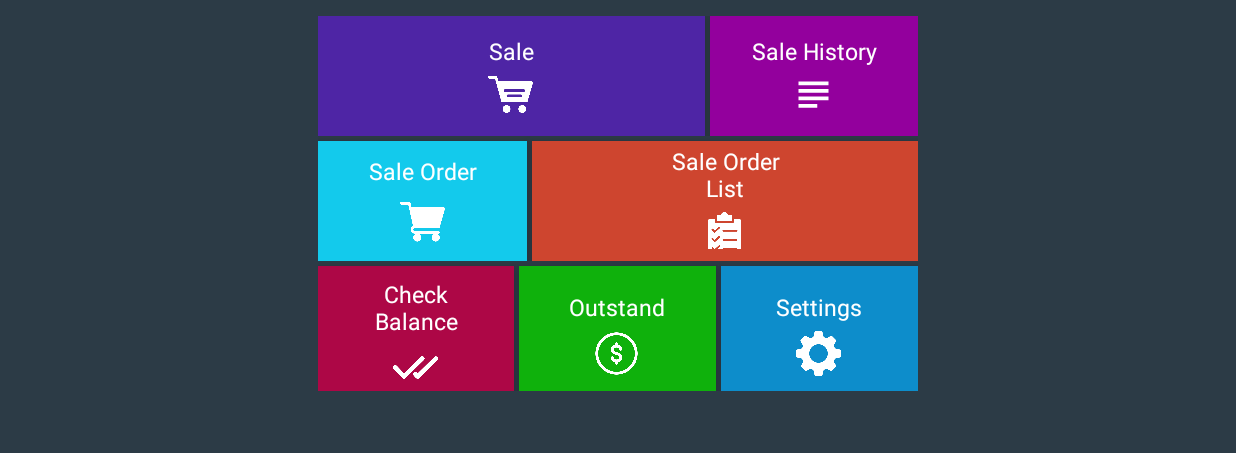
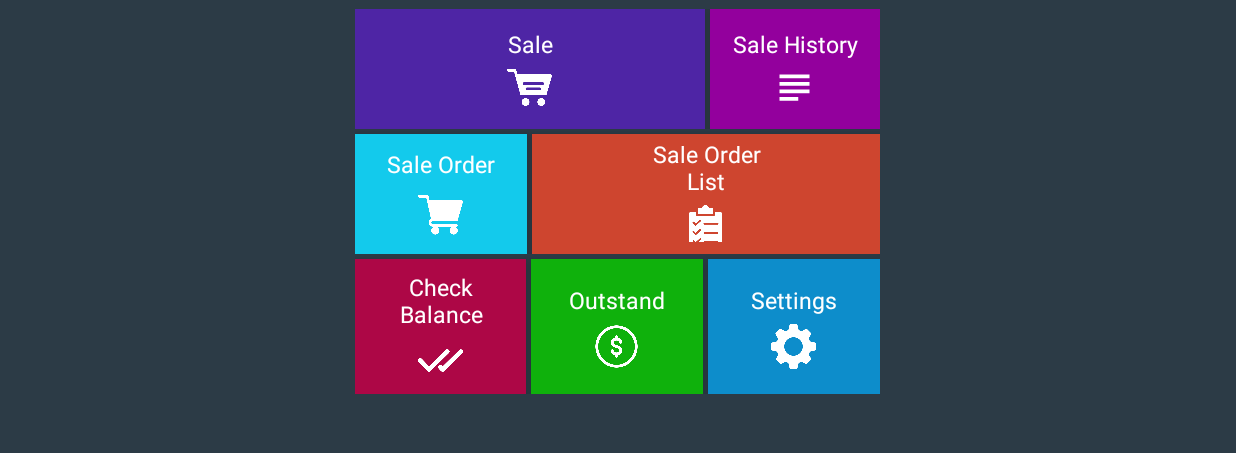
Before and after one commit to ZYP-Galaxy/iStockMobileSale_TV, an Android app: the frmmain screen opened directly, with no data from a screen before it, on a phone screen of 824 x 412 dp (held sideways), the part 105-558 px from its top. Run offline under Robolectric (Android 15) with nearby library versions, the phone set to English and light mode, and no system bars; our stand-ins replace Volley; 2 statements that could not run were skipped.

Commit message:
frmMain Card View UI Change

```diff
--- a/app/src/main/res/layout/frmmain.xml
+++ b/app/src/main/res/layout/frmmain.xml
@@ -56,14 +56,14 @@
 
     <LinearLayout
         android:id="@+id/lmenu"
-        android:layout_width="wrap_content"
-        android:layout_height="250dp"
+        android:layout_width="match_parent"
+        android:layout_height="260dp"
         android:layout_centerInParent="true"
         android:gravity="center_horizontal">
 
         <TableLayout
-            android:layout_width="400dp"
-            android:layout_height="250dp">
+            android:layout_width="350dp"
+            android:layout_height="match_parent">
 
             <TableRow
                 android:layout_width="wrap_content"
@@ -261,7 +261,7 @@
 
                     <LinearLayout
                         android:layout_width="100dp"
-                        android:layout_height="100dp"
+                        android:layout_height="80dp"
                         android:layout_gravity="center"
                         android:gravity="center"
                         android:orientation="vertical">
```
